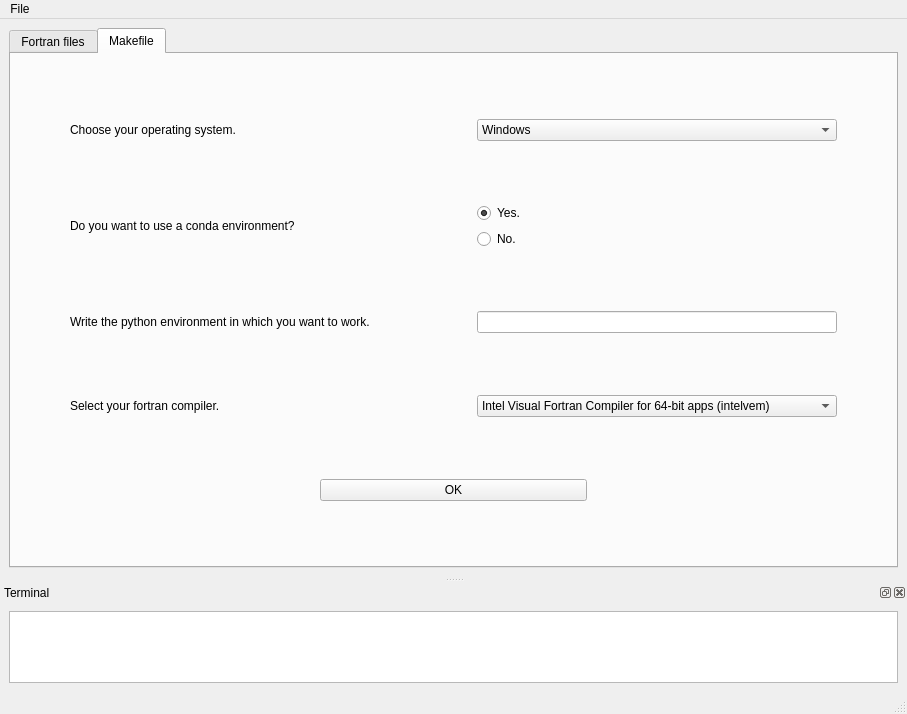
This is fparser_GUI/GUI.ui in mramagu/Fortran-to-Python-Wrapper as Qt 5 draws it before an edit. The edited form follows.
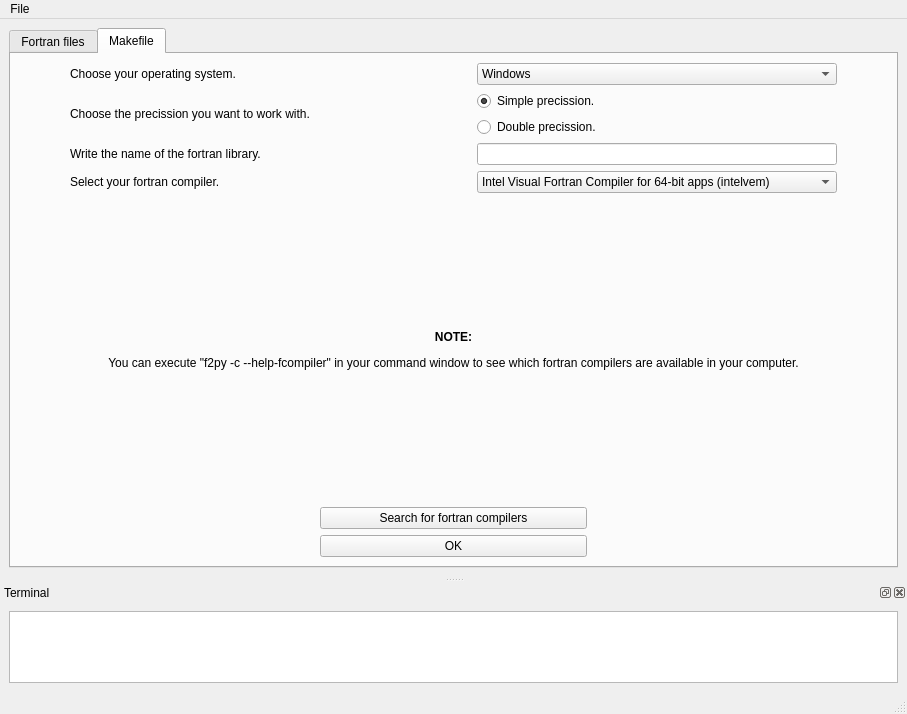
This is the edited form.

```diff
--- a/fparser_GUI/GUI.ui
+++ b/fparser_GUI/GUI.ui
@@ -357,7 +357,7 @@
             <item>
              <widget class="QLabel" name="label">
               <property name="text">
-               <string>Do you want to use a conda environment?</string>
+               <string>Choose the precission you want to work with.</string>
               </property>
              </widget>
             </item>
@@ -371,7 +371,7 @@
             <item>
              <widget class="QRadioButton" name="radioButton_makeYes">
               <property name="text">
-               <string>Yes.</string>
+               <string>Simple precission.</string>
               </property>
               <property name="checked">
                <bool>true</bool>
@@ -381,7 +381,7 @@
             <item>
              <widget class="QRadioButton" name="radioButton_makeNo">
               <property name="text">
-               <string>No.</string>
+               <string>Double precission.</string>
               </property>
              </widget>
             </item>
@@ -402,7 +402,7 @@
             <item>
              <widget class="QLabel" name="label_make_env">
               <property name="text">
-               <string>Write the python environment in which you want to work.</string>
+               <string>Write the name of the fortran library.</string>
               </property>
              </widget>
             </item>
@@ -424,6 +424,9 @@
               <property name="text">
                <string/>
               </property>
+              <property name="readOnly">
+               <bool>false</bool>
+              </property>
              </widget>
             </item>
            </layout>
@@ -472,6 +475,59 @@
           </item>
          </layout>
         </item>
+        <item>
+         <layout class="QHBoxLayout" name="horizontalLayout_8">
+          <property name="leftMargin">
+           <number>50</number>
+          </property>
+          <property name="rightMargin">
+           <number>50</number>
+          </property>
+          <item>
+           <layout class="QVBoxLayout" name="verticalLayout_12">
+            <item>
+             <widget class="QLabel" name="label_2">
+              <property name="autoFillBackground">
+               <bool>false</bool>
+              </property>
+              <property name="text">
+               <string>&lt;html&gt;&lt;head/&gt;&lt;body&gt;&lt;p&gt;&lt;span style=&quot; font-weight:600;&quot;&gt;NOTE:&lt;/span&gt;&lt;/p&gt;&lt;p&gt;You can execute &amp;quot;f2py -c --help-fcompiler&amp;quot; in your command window to see which fortran compilers are available in your computer.&lt;/p&gt;&lt;/body&gt;&lt;/html&gt;</string>
+              </property>
+              <property name="textFormat">
+               <enum>Qt::AutoText</enum>
+              </property>
+              <property name="scaledContents">
+               <bool>false</bool>
+              </property>
+              <property name="alignment">
+               <set>Qt::AlignCenter</set>
+              </property>
+              <property name="wordWrap">
+               <bool>false</bool>
+              </property>
+             </widget>
+            </item>
+           </layout>
+          </item>
+         </layout>
+        </item>
+        <item>
+         <layout class="QHBoxLayout" name="horizontalLayout_10">
+          <property name="leftMargin">
+           <number>300</number>
+          </property>
+          <property name="rightMargin">
+           <number>300</number>
+          </property>
+          <item>
+           <widget class="QPushButton" name="pushButton_searchFC">
+            <property name="text">
+             <string>Search for fortran compilers</string>
+            </property>
+           </widget>
+          </item>
+         </layout>
+        </item>
         <item>
          <layout class="QHBoxLayout" name="horizontalLayout_7">
           <property name="leftMargin">
```
Left out of the diff: 10 changed lines with no effect on the pictures.
